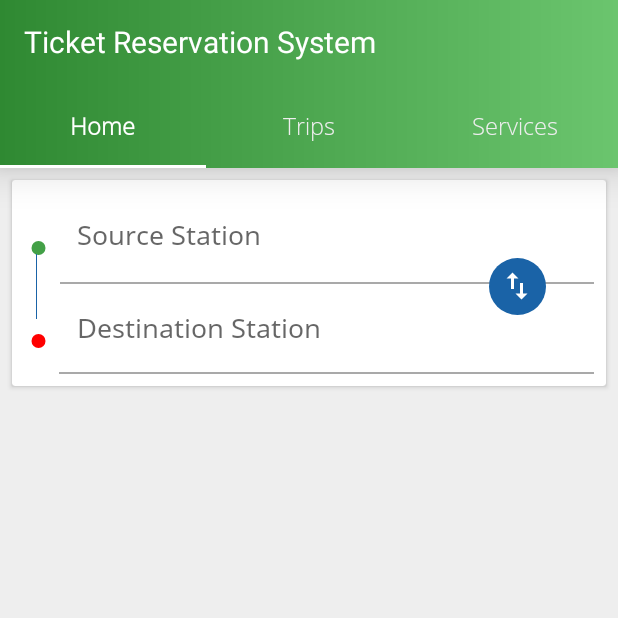
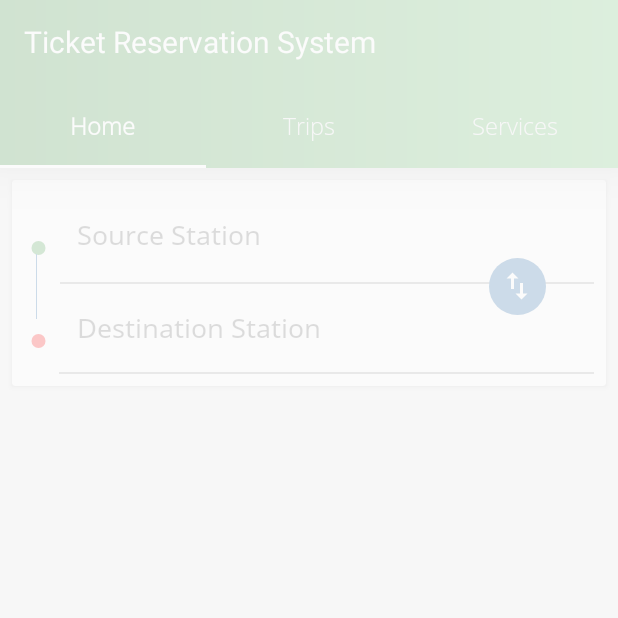
Before and after one commit to ayushdubey003/AI-based-Railway-Reservation-System, an Android app: the screen it shows after launch (MainActivity), on a phone screen of 412 x 824 dp, the top half of it. Run offline under Robolectric (Android 15) with nearby library versions, the light colour scheme and no system bars; our stand-ins replace Volley; libraries missing offline, so code that uses them is left out: com.karumi.dexter, eu.amirs; 1 statement that could not run was skipped.

Commit message:
Minor bugs resolved

```diff
--- a/app/src/main/java/com/sih2020/railwayreservationsystem/Activities/MainActivity.java
+++ b/app/src/main/java/com/sih2020/railwayreservationsystem/Activities/MainActivity.java
@@ -10,6 +10,7 @@ import androidx.fragment.app.FragmentPagerAdapter;
 import androidx.viewpager.widget.ViewPager;
 
 import android.Manifest;
+import android.app.ProgressDialog;
 import android.content.DialogInterface;
 import android.content.Intent;
 import android.content.SharedPreferences;
@@ -27,6 +28,8 @@ import android.view.Window;
 import android.widget.Button;
 import android.widget.EditText;
 import android.widget.LinearLayout;
+import android.widget.ProgressBar;
+import android.widget.RelativeLayout;
 import android.widget.TextView;
 import android.widget.Toast;
 
@@ -75,6 +78,9 @@ public class MainActivity extends AppCompatActivity implements TabLayout.BaseOnT
     private TextView mAppBarTv;
     private TabLayout mTabLayout;
     private ViewPager mViewPager;
+    private ProgressBar mProgressBar;
+    private RelativeLayout mMain, mProgressRl;
+
 
     @Override
     protected void onCreate(Bundle savedInstanceState) {
@@ -82,6 +88,7 @@ public class MainActivity extends AppCompatActivity implements TabLayout.BaseOnT
         setContentView(R.layout.activity_main);
 
         init();
+
         if (mSharedPreferences.getBoolean(AppConstants.mDataGiven, false)) {
             AppConstants.mUrl = mSharedPreferences.getString(AppConstants.mUrlSaved, "");
             askPermissions();
@@ -115,7 +122,7 @@ public class MainActivity extends AppCompatActivity implements TabLayout.BaseOnT
                 mPort = port.getText().toString();
                 SharedPreferences.Editor editor = mSharedPreferences.edit();
                 editor.putBoolean(AppConstants.mDataGiven, true);
-                AppConstants.mUrl = "https://" + mIP + ":" + mPort;
+                AppConstants.mUrl = "http://" + mIP + ":" + mPort;
                 editor.putString(AppConstants.mUrlSaved, AppConstants.mUrl);
                 editor.apply();
                 Log.e(LOG_TAG, AppConstants.mUrl);
@@ -135,7 +142,10 @@ public class MainActivity extends AppCompatActivity implements TabLayout.BaseOnT
         mViewPager = findViewById(R.id.view_pager);
         mAllPermissions = new ArrayList<>();
         mAllPermissions.add(Manifest.permission.WRITE_EXTERNAL_STORAGE);
-        networkRequests = new NetworkRequests(mCL, this, new MainActivity());
+        networkRequests = new NetworkRequests(mCL, this, MainActivity.this);
+        mProgressBar = findViewById(R.id.progress_bar);
+        mMain = findViewById(R.id.main_layout);
+        mProgressRl = findViewById(R.id.progress_bar_rl);
 
         mTabLayout.setBackground(mGradientDrawable);
         mAppBar.setBackground(mGradientDrawable);
@@ -145,6 +155,8 @@ public class MainActivity extends AppCompatActivity implements TabLayout.BaseOnT
         mTabLayout.setOnTabSelectedListener(MainActivity.this);
         mViewPager.setAdapter(new ViewPagerAdapter(getSupportFragmentManager()));
         mViewPager.setOffscreenPageLimit(3);
+        mProgressRl.setVisibility(View.VISIBLE);
+        mMain.setAlpha(0.2f);
     }
 
     private void askPermissions() {
@@ -161,7 +173,11 @@ public class MainActivity extends AppCompatActivity implements TabLayout.BaseOnT
                             // open Settings activity
                             showSettingsDialog();
                         }
-                        networkRequests.fetchVersionNumber();
+                        if (!AppConstants.mDataFetchCalled) {
+                            networkRequests.fetchVersionNumber();
+
+                            AppConstants.mDataFetchCalled = true;
+                        }
                     }
 
                     @Override
@@ -204,12 +220,13 @@ public class MainActivity extends AppCompatActivity implements TabLayout.BaseOnT
     }
 
     public void dataFetchComplete() {
-
+        mProgressRl.setVisibility(View.GONE);
+        mMain.setAlpha(1.0f);
     }
 
     @Override
     public void onTabSelected(TabLayout.Tab tab) {
-        LinearLayout tabLayout = (LinearLayout)((ViewGroup) mTabLayout.getChildAt(0)).getChildAt(tab.getPosition());
+        LinearLayout tabLayout = (LinearLayout) ((ViewGroup) mTabLayout.getChildAt(0)).getChildAt(tab.getPosition());
         TextView tabTextView = (TextView) tabLayout.getChildAt(1);
         tabTextView.setTypeface(tabTextView.getTypeface(), Typeface.BOLD);
         mViewPager.setCurrentItem(tab.getPosition());
--- a/app/src/main/java/com/sih2020/railwayreservationsystem/Fragments/HomeFragment.java
+++ b/app/src/main/java/com/sih2020/railwayreservationsystem/Fragments/HomeFragment.java
@@ -17,7 +17,9 @@ import androidx.viewpager.widget.ViewPager;
 
 import android.os.Handler;
 import android.util.Log;
+import android.view.KeyEvent;
 import android.view.LayoutInflater;
+import android.view.MotionEvent;
 import android.view.View;
 import android.view.ViewGroup;
 import android.view.ViewTreeObserver;
@@ -29,6 +31,7 @@ import android.widget.EditText;
 import android.widget.FrameLayout;
 import android.widget.ImageView;
 import android.widget.LinearLayout;
+import android.widget.ProgressBar;
 import android.widget.RelativeLayout;
 import android.widget.TextView;
 
@@ -49,6 +52,7 @@ public class HomeFragment extends Fragment {
     private View mVerticalLine;
     private RelativeLayout mRl;
     private static final String LOG_TAG = "Home Fragment";
+
 
     public HomeFragment() {
         // Required empty public constructor
@@ -116,6 +120,7 @@ public class HomeFragment extends Fragment {
                 }
             }
         });
+
         mSourceEt.setOnClickListener(new View.OnClickListener() {
             @Override
             public void onClick(View v) {
@@ -124,12 +129,33 @@ public class HomeFragment extends Fragment {
                 startActivity(intent);
             }
         });
+
         mDestinationEt.setOnClickListener(new View.OnClickListener() {
             @Override
             public void onClick(View v) {
                 Intent intent = new Intent(getActivity(), SearchTrains.class);
                 intent.putExtra("type", 2);
                 startActivity(intent);
+            }
+        });
+
+        mClearSource.setOnClickListener(new View.OnClickListener() {
+            @Override
+            public void onClick(View v) {
+                AppConstants.mSourceStation = null;
+                mSourceEt.setText("");
+                mClearSource.setVisibility(View.GONE);
+                mSourceCodeCard.setVisibility(View.GONE);
+            }
+        });
+
+        mClearDestination.setOnClickListener(new View.OnClickListener() {
+            @Override
+            public void onClick(View v) {
+                AppConstants.mDestinationStation = null;
+                mDestinationEt.setText("");
+                mClearDestination.setVisibility(View.GONE);
+                mDestinationCodeCard.setVisibility(View.GONE);
             }
         });
     }
@@ -163,7 +189,13 @@ public class HomeFragment extends Fragment {
                     int val = (Integer) valueAnimator.getAnimatedValue();
                     FrameLayout.LayoutParams layoutParams = (FrameLayout.LayoutParams) view.getLayoutParams();
                     layoutParams.height = val;
+                    try {
                         layoutParams.width = (int) AppConstants.convertDpToPixel(1.0f, getContext());
+                    }
+                    catch (Exception e)
+                    {
+                        return;
+                    }
                     view.setLayoutParams(layoutParams);
                 }
             });
@@ -177,9 +209,20 @@ public class HomeFragment extends Fragment {
         int height = lP.height;
         ValueAnimator valueAnimator;
         if (height == 0)
+            try {
                 valueAnimator = animateView(view, 700, 0, (int) AppConstants.convertDpToPixel(55, getContext()));
-        else
+            } catch (Exception e) {
+                Log.e(LOG_TAG, e.getLocalizedMessage());
+                return;
+            }
+        else {
+            try {
                 valueAnimator = animateView(view, 700, (int) AppConstants.convertDpToPixel(55, getContext()), 0);
+            } catch (Exception e) {
+                Log.e(LOG_TAG, e.getLocalizedMessage());
+                return;
+            }
+        }
 
         valueAnimator.addListener(new AnimatorListenerAdapter() {
             @Override
--- a/app/src/main/java/com/sih2020/railwayreservationsystem/Utils/AppConstants.java
+++ b/app/src/main/java/com/sih2020/railwayreservationsystem/Utils/AppConstants.java
@@ -17,6 +17,7 @@ public class AppConstants {
     public static Station mSourceStation;
     public static Station mDestinationStation;
     public static Station mTempStation;
+    public static boolean mDataFetchCalled = false;
 
     public static float convertDpToPixel(float dp, Context context) {
         return dp * ((float) context.getResources().getDisplayMetrics().densityDpi / DisplayMetrics.DENSITY_DEFAULT);
--- a/app/src/main/res/layout/activity_main.xml
+++ b/app/src/main/res/layout/activity_main.xml
@@ -6,6 +6,11 @@
     android:layout_width="match_parent"
     android:layout_height="match_parent"
     tools:context=".Activities.MainActivity">
+
+    <RelativeLayout
+        android:id="@+id/main_layout"
+        android:layout_width="match_parent"
+        android:layout_height="match_parent">
 
         <LinearLayout
             android:layout_width="match_parent"
@@ -25,13 +30,13 @@
 
                 <com.google.android.material.tabs.TabLayout
                     android:id="@+id/tab_layout"
-                app:tabTextAppearance="@style/tab_appearance"
                     android:layout_width="match_parent"
                     android:layout_height="?attr/actionBarSize"
                     android:layout_gravity="top"
                     android:elevation="16dp"
                     app:tabIndicatorColor="#fff"
                     app:tabSelectedTextColor="#fff"
+                    app:tabTextAppearance="@style/tab_appearance"
                     app:tabTextColor="#eeeeee" />
 
                 <androidx.viewpager.widget.ViewPager
@@ -42,5 +47,21 @@
 
             </LinearLayout>
         </LinearLayout>
+    </RelativeLayout>
+
+    <RelativeLayout
+        android:id="@+id/progress_bar_rl"
+        android:layout_width="match_parent"
+        android:layout_height="match_parent"
+        android:visibility="gone">
+
+        <ProgressBar
+            android:id="@+id/progress_bar"
+            android:layout_width="wrap_content"
+            android:layout_height="wrap_content"
+            android:layout_centerInParent="true"
+            android:visibility="visible"></ProgressBar>
+
+    </RelativeLayout>
 
 </androidx.coordinatorlayout.widget.CoordinatorLayout>
--- a/app/src/main/res/layout/fragment_home.xml
+++ b/app/src/main/res/layout/fragment_home.xml
@@ -7,6 +7,7 @@
     android:background="#eeeeee"
     android:orientation="vertical"
     tools:context=".Fragments.HomeFragment">
+
 
     <androidx.cardview.widget.CardView
         android:layout_width="match_parent"
@@ -22,9 +23,9 @@
             android:orientation="vertical">
 
             <LinearLayout
-                android:layout_marginTop="16dp"
                 android:layout_width="match_parent"
                 android:layout_height="wrap_content"
+                android:layout_marginTop="16dp"
                 android:orientation="horizontal">
 
                 <ImageView
@@ -71,6 +72,8 @@
                     android:layout_marginLeft="8dp"
                     android:layout_weight="9"
                     android:background="@null"
+                    android:editable="false"
+                    android:focusableInTouchMode="false"
                     android:hint="Source Station"
                     android:maxLines="1"
                     android:paddingLeft="8dp"
@@ -99,8 +102,8 @@
 
             <LinearLayout
                 android:layout_width="match_parent"
+                android:layout_height="wrap_content"
                 android:layout_marginTop="78dp"
-                android:layout_height="wrap_content"
                 android:orientation="horizontal">
 
                 <ImageView
@@ -147,6 +150,8 @@
                     android:layout_marginLeft="8dp"
                     android:layout_weight="9"
                     android:background="@null"
+                    android:editable="false"
+                    android:focusableInTouchMode="false"
                     android:hint="Destination Station"
                     android:maxLines="1"
                     android:paddingLeft="8dp"
@@ -169,32 +174,32 @@
             <View
                 android:layout_width="match_parent"
                 android:layout_height="1dp"
+                android:layout_marginLeft="23dp"
                 android:layout_marginTop="120dp"
-                android:layout_marginLeft="23dp"
                 android:background="#a9a9a9"></View>
 
             <View
                 android:id="@+id/vertical_line"
+                android:layout_width="1dp"
+                android:layout_height="55dp"
                 android:layout_marginLeft="8dp"
                 android:layout_marginTop="41dp"
-                android:layout_width="1dp"
-                android:layout_height="55dp"
                 android:background="@color/bluishShadeColor"></View>
 
             <RelativeLayout
+                android:id="@+id/reverse_rl"
                 android:layout_width="wrap_content"
-                android:id="@+id/reverse_rl"
-                android:elevation="8dp"
+                android:layout_height="wrap_content"
                 android:layout_gravity="right"
+                android:layout_marginTop="44dp"
                 android:layout_marginEnd="32dp"
-                android:layout_marginTop="44dp"
-                android:layout_height="wrap_content">
+                android:elevation="8dp">
 
                 <ImageView
                     android:layout_width="38dp"
                     android:layout_height="38dp"
-                    android:tint="@color/bluishShadeColor"
-                    android:src="@drawable/circle"></ImageView>
+                    android:src="@drawable/circle"
+                    android:tint="@color/bluishShadeColor"></ImageView>
 
                 <ImageView
                     android:id="@+id/reverse_iv"
@@ -209,4 +214,5 @@
 
     </androidx.cardview.widget.CardView>
 
+
 </FrameLayout>
```
Also changed, not shown: app/src/main/java/com/sih2020/railwayreservationsystem/Utils/NetworkRequests.java (+5 -14 lines). Lines whose indentation alone changed are shown as unchanged.
